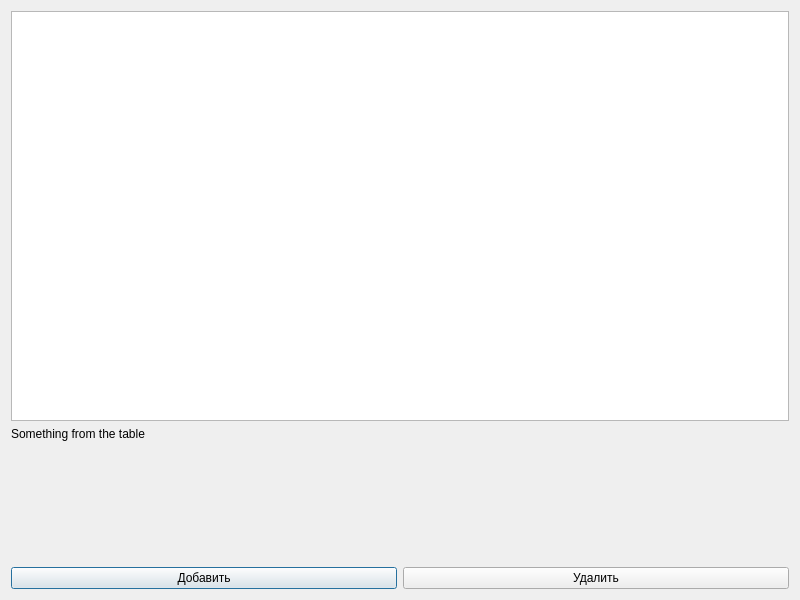
reborn-type/Simple-English-learning-APP, file addwordswindow.ui: the form before one commit.
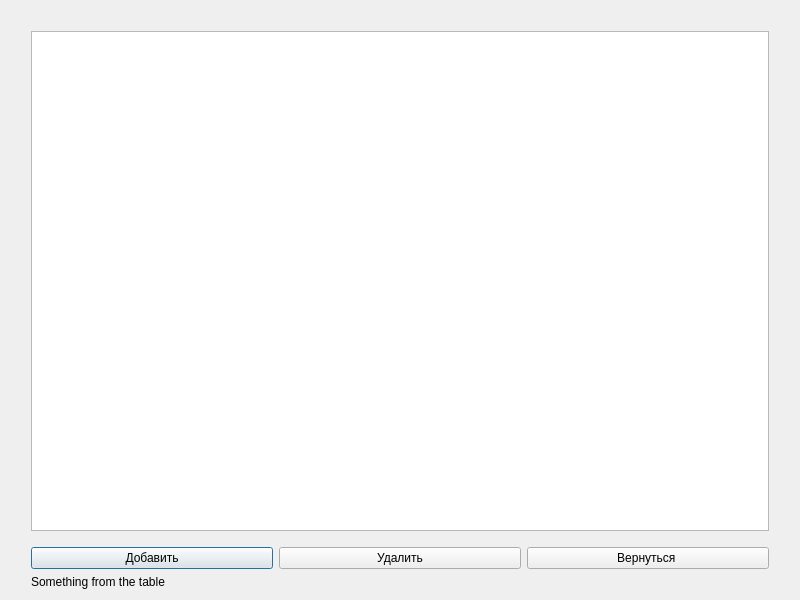
The form after the commit.

Commit message: Before adding functions on double click on the table

```diff
--- a/addwordswindow.ui
+++ b/addwordswindow.ui
@@ -16,47 +16,113 @@
   <property name="windowTitle">
    <string>Dialog</string>
   </property>
-  <layout class="QGridLayout" name="gridLayout_2">
-   <item row="5" column="0">
-    <widget class="QPushButton" name="pushButton">
-     <property name="text">
-      <string>Добавить</string>
-     </property>
-    </widget>
+  <layout class="QGridLayout" name="gridLayout">
+   <item row="3" column="1">
+    <layout class="QHBoxLayout" name="horizontalLayout">
+     <item>
+      <widget class="QPushButton" name="pushButton">
+       <property name="text">
+        <string>Добавить</string>
+       </property>
+      </widget>
+     </item>
+     <item>
+      <widget class="QPushButton" name="pushButton_2">
+       <property name="text">
+        <string>Удалить</string>
+       </property>
+      </widget>
+     </item>
+     <item>
+      <widget class="QPushButton" name="pushButton_3">
+       <property name="text">
+        <string>Вернуться </string>
+       </property>
+      </widget>
+     </item>
+    </layout>
    </item>
-   <item row="2" column="0" colspan="2">
+   <item row="0" column="1">
     <spacer name="verticalSpacer">
      <property name="orientation">
       <enum>Qt::Orientation::Vertical</enum>
      </property>
      <property name="sizeType">
-      <enum>QSizePolicy::Policy::Maximum</enum>
+      <enum>QSizePolicy::Policy::Fixed</enum>
      </property>
      <property name="sizeHint" stdset="0">
       <size>
        <width>20</width>
-       <height>120</height>
+       <height>20</height>
       </size>
      </property>
     </spacer>
    </item>
-   <item row="0" column="0" colspan="2">
-    <widget class="QTableView" name="tableView"/>
-   </item>
-   <item row="5" column="1">
-    <widget class="QPushButton" name="pushButton_2">
-     <property name="text">
-      <string>Удалить</string>
+   <item row="1" column="1">
+    <widget class="QTableView" name="tableView">
+     <property name="sizePolicy">
+      <sizepolicy hsizetype="Preferred" vsizetype="Expanding">
+       <horstretch>0</horstretch>
+       <verstretch>0</verstretch>
+      </sizepolicy>
      </property>
     </widget>
    </item>
-   <item row="1" column="0">
+   <item row="4" column="1">
     <widget class="QLabel" name="label">
      <property name="text">
       <string>Something from the table</string>
      </property>
     </widget>
    </item>
+   <item row="1" column="2">
+    <spacer name="horizontalSpacer_2">
+     <property name="orientation">
+      <enum>Qt::Orientation::Horizontal</enum>
+     </property>
+     <property name="sizeType">
+      <enum>QSizePolicy::Policy::Fixed</enum>
+     </property>
+     <property name="sizeHint" stdset="0">
+      <size>
+       <width>20</width>
+       <height>20</height>
+      </size>
+     </property>
+    </spacer>
+   </item>
+   <item row="1" column="0">
+    <spacer name="horizontalSpacer">
+     <property name="orientation">
+      <enum>Qt::Orientation::Horizontal</enum>
+     </property>
+     <property name="sizeType">
+      <enum>QSizePolicy::Policy::Maximum</enum>
+     </property>
+     <property name="sizeHint" stdset="0">
+      <size>
+       <width>20</width>
+       <height>20</height>
+      </size>
+     </property>
+    </spacer>
+   </item>
+   <item row="2" column="1">
+    <spacer name="verticalSpacer_2">
+     <property name="orientation">
+      <enum>Qt::Orientation::Vertical</enum>
+     </property>
+     <property name="sizeType">
+      <enum>QSizePolicy::Policy::Fixed</enum>
+     </property>
+     <property name="sizeHint" stdset="0">
+      <size>
+       <width>20</width>
+       <height>10</height>
+      </size>
+     </property>
+    </spacer>
+   </item>
   </layout>
  </widget>
  <resources/>
```
The commit also changes 48 other files.
